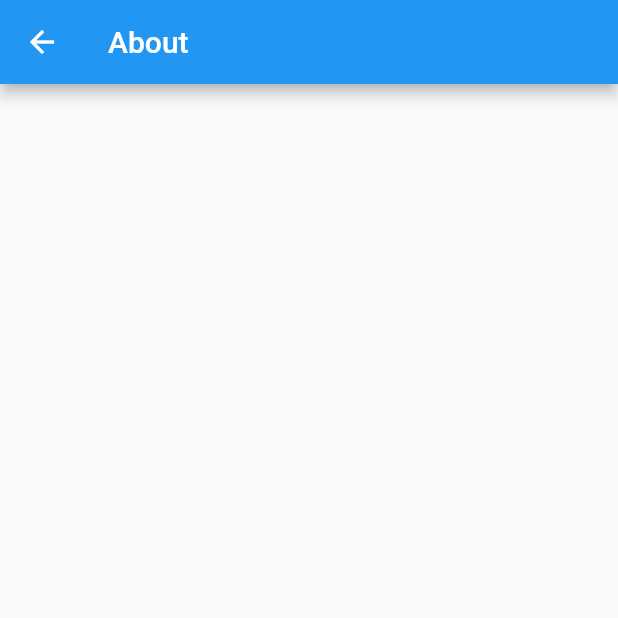
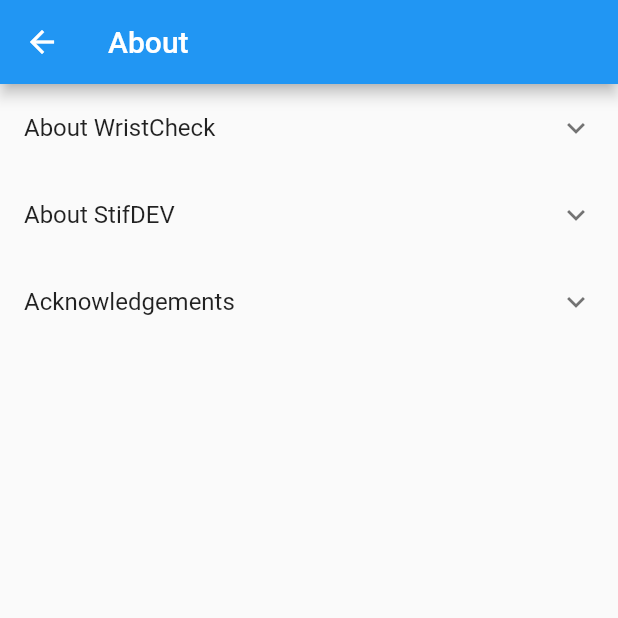
Before and after one commit to Stif-UK/WristCheck, a Flutter app: the screen it shows after launch, in the side drawer, after a tap on "About", on a phone screen of 412 x 824 dp, the top half of it. Run offline on Flutter 3.47's test engine with Material 2 defaults, Android fonts, the phone set to English and light mode, and no system bars; our stand-ins replace get, hive, hive_flutter, jiffy, syncfusion_flutter_charts; accounts and stored records are empty.

Commit message:
implemented tiered layout for the About page, and began to populate

```diff
--- /dev/null
+++ b/lib/copy/aboutapp_copy.dart
@@ -0,0 +1,47 @@
+import 'package:flutter/material.dart';
+
+class AboutAppCopy{
+
+
+  static Widget getAboutWristCheckCopy(){
+    return const Padding(
+      padding: EdgeInsets.all(12.0),
+      child: Text("WristCheck is a digital watch box application.\n\n"
+          "It provides the ability to track your current (and sold) watches, as well as to build a wishlist of those which you might like to purchase in the future.\n\n"
+          "You can use it to track service schedules for your mechanical watches and draw graphs of what you're wearing most.\n\n"
+          "Think it's missing something? Drop the developer a message or review via your favourite app store!"
+          ),
+    );
+  }
+
+  static Widget getAcknowledgementCopy(){
+    return Padding(
+      padding: const EdgeInsets.all(12.0),
+      child: Column(
+        children: const [
+          Text("This application is build with the use of the following libraries:",
+          style: TextStyle(fontWeight: FontWeight.bold),),
+          Divider(thickness: 2),
+          Text("GetX has been used for state management and page routing. "
+              "\nAvailable at pub.dev/packages/get \n"
+              "Distributed under the MIT Licence."),
+          Divider(thickness: 2),
+          Text("Hive has been utilised to provide the database underpinning the application."
+              "\nAvailable at pub.dev/packages/hive \n"
+              "Distributed under the Apache 2.0 Licence."),
+          Divider(thickness: 2),
+          Text("Jiffy has been used to perform date based calculations."
+              "\nAvailable at pub.dev/packages/jiffy \n"
+              "Distributed under the MIT Licence."),
+          Divider(thickness: 2),
+          Text("Syncfusion Charts have been used to draw charts."
+              "\nAvailable at pub.dev/packages/syncfusion_flutter_charts \n"
+              "Distributed and used under the Syncfusion Community Licence."),
+          Divider(thickness: 2)
+        ],
+      ),
+    );
+
+
+  }
+}
--- a/lib/ui/AboutApp.dart
+++ b/lib/ui/AboutApp.dart
@@ -1,4 +1,5 @@
 import 'package:flutter/material.dart';
+import 'package:wristcheck/copy/aboutapp_copy.dart';
 
 class AboutApp extends StatelessWidget{
 
@@ -10,6 +11,24 @@ class AboutApp extends StatelessWidget{
         leading:  IconButton(onPressed: (){Navigator.pop(context);}, icon: const Icon(Icons.arrow_back)),
       ),
 
+      body: SingleChildScrollView(
+        child: Column(
+          mainAxisAlignment: MainAxisAlignment.start,
+          crossAxisAlignment: CrossAxisAlignment.start,
+          children: [
+            ExpansionTile(title: const Text("About WristCheck"),
+            children: [
+              AboutAppCopy.getAboutWristCheckCopy(),
+            ],),
+            const ExpansionTile(title: Text("About StifDEV")),
+            ExpansionTile(title: const Text("Acknowledgements"),
+            children: [
+              AboutAppCopy.getAcknowledgementCopy(),
+
+            ],)
+          ],
+        ),
+      ),
 
     );
   }
```
